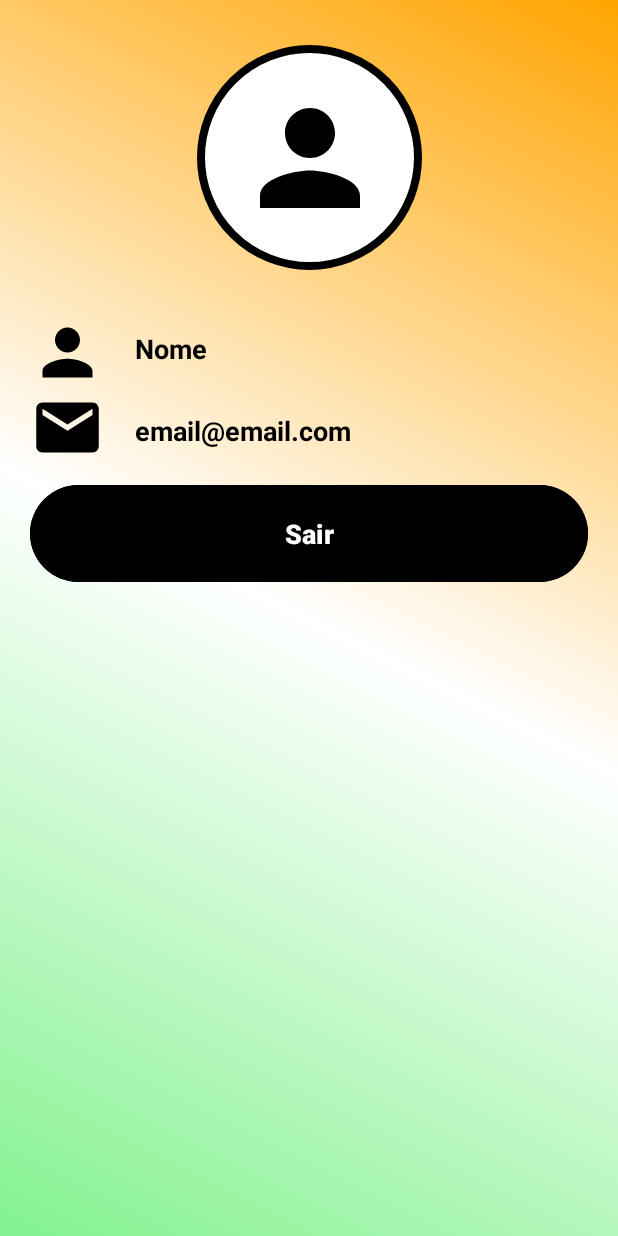
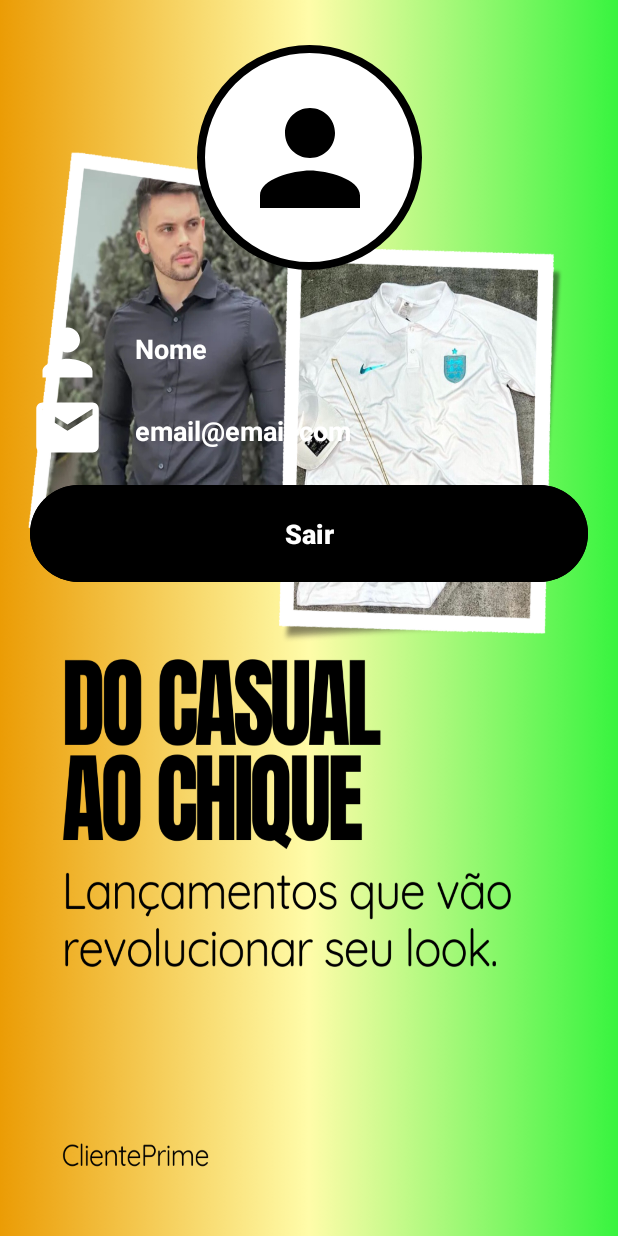
Before and after one commit to joaoneto458/clienteprime, an Android app: the screen it shows after launch once a user with an empty profile is signed in (PerfilActivity), on a phone screen of 412 x 824 dp. Run offline under Robolectric (Android 15) with nearby library versions, the phone set to English and light mode, and no system bars; our stand-ins replace Firebase (no records; nobody signed in at launch, a user with empty details on screens opened directly).

Commit message:
imagem do perfil do usuario

```diff
--- a/app/src/main/java/com/example/cliente2prime/CadastroActivity.java
+++ b/app/src/main/java/com/example/cliente2prime/CadastroActivity.java
@@ -125,11 +125,13 @@ public class CadastroActivity extends AppCompatActivity {
     private void SalvarDadosUsuario() {
 
         String nome = edit_nome.getText().toString();
+        String email = edit_email.getText().toString();
 
         FirebaseFirestore db = FirebaseFirestore.getInstance();
 
         Map<String, String> usuarios = new HashMap<>();
         usuarios.put("nome", nome);
+        usuarios.put("email", email);
 
         usuarioID = FirebaseAuth.getInstance().getCurrentUser().getUid();
 
--- a/app/src/main/res/layout/activity_perfil.xml
+++ b/app/src/main/res/layout/activity_perfil.xml
@@ -5,7 +5,7 @@
     android:id="@+id/main"
     android:layout_width="match_parent"
     android:layout_height="match_parent"
-    android:background="@drawable/background"
+    android:background="@drawable/logopf"
     tools:context=".PerfilActivity">
 
     <View
@@ -34,6 +34,7 @@
         android:layout_width="50dp"
         android:layout_height="50dp"
         android:src="@drawable/ic_person"
+        app:tint="@color/white"
         android:layout_marginStart="20dp"
         android:layout_marginTop="30dp"
         app:layout_constraintStart_toStartOf="parent"
@@ -45,7 +46,7 @@
         android:layout_width="wrap_content"
         android:layout_height="wrap_content"
         android:text="Nome"
-        android:textColor="@color/black"
+        android:textColor="@color/white"
         android:textSize="18sp"
         android:textStyle="bold"
         android:layout_marginTop="40dp"
@@ -59,6 +60,7 @@
         android:layout_width="50dp"
         android:layout_height="50dp"
         android:src="@drawable/ic_email"
+        app:tint="@color/white"
         android:layout_marginStart="20dp"
         app:layout_constraintStart_toStartOf="parent"
         app:layout_constraintTop_toBottomOf="@id/ic_user"
@@ -69,7 +71,7 @@
         android:layout_width="wrap_content"
         android:layout_height="wrap_content"
         android:text="email@email.com"
-        android:textColor="@color/black"
+        android:textColor="@color/white"
         android:textSize="18sp"
         android:textStyle="bold"
         android:layout_marginTop="30dp"
```
Also changed, not shown: app/src/main/res/drawable/logopf.png (added).
